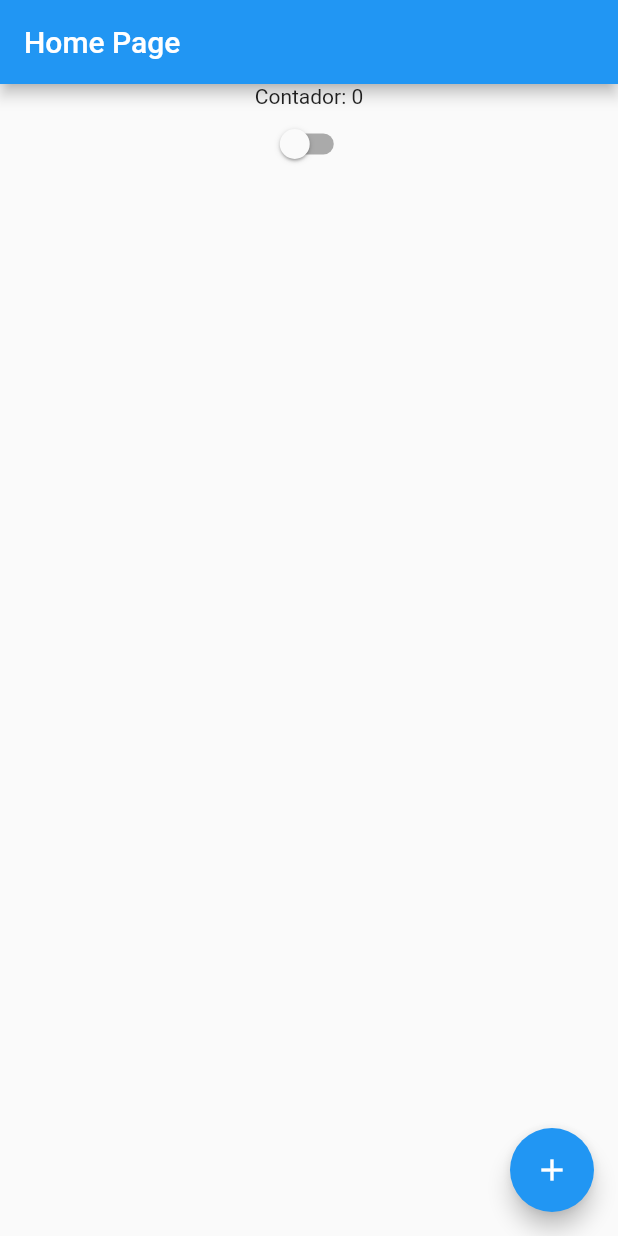
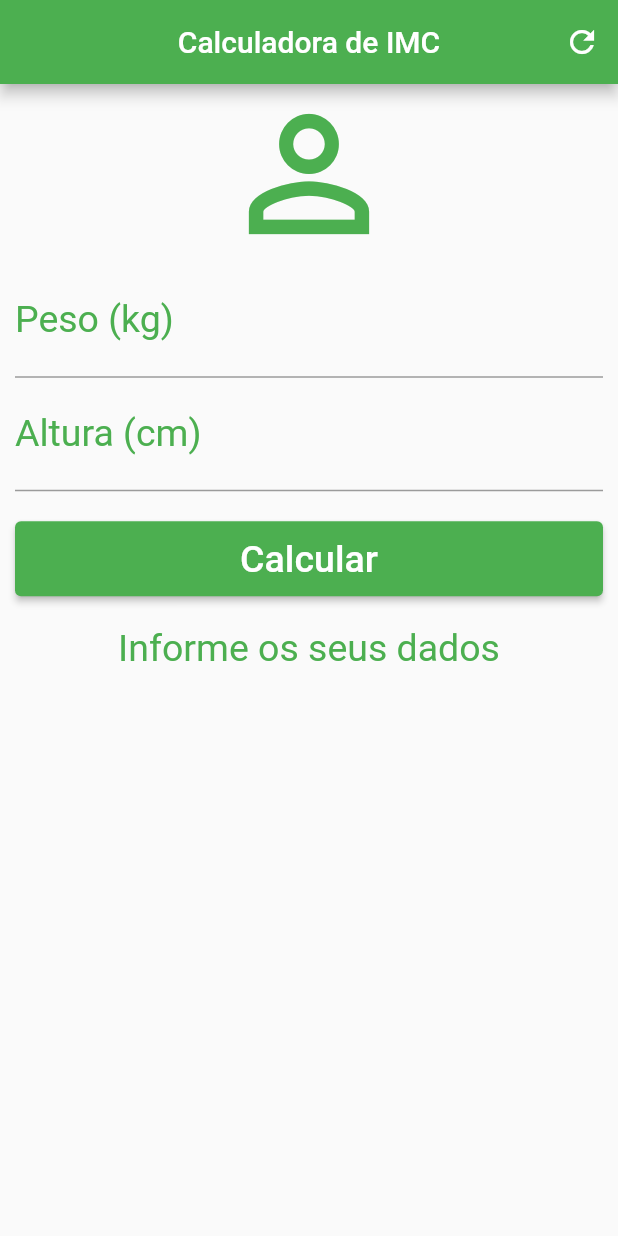
Before and after one commit to jva411/Flutterando, a Flutter app: the screen it shows after launch, on a phone screen of 412 x 824 dp. Run offline on Flutter 3.47's test engine with Material 2 defaults, Android fonts, the phone set to English and light mode, and no system bars.

Commit message:
Calculadora de IMC

```diff
--- /dev/null
+++ b/lib/imc/app.dart
@@ -0,0 +1,14 @@
+import 'package:flutter/material.dart';
+import 'package:my_first_flutter_app/imc/pages/home.dart';
+
+class CalculadoraIMC extends StatelessWidget {
+  const CalculadoraIMC({Key? key}) : super(key: key);
+
+  @override
+  Widget build(BuildContext context) {
+    return const MaterialApp(
+      title: 'Calculadora de IMC',
+      home: Home(),
+    );
+  }
+}
--- /dev/null
+++ b/lib/imc/pages/home.dart
@@ -0,0 +1,120 @@
+import 'package:flutter/material.dart';
+
+class Home extends StatefulWidget {
+    const Home({Key? key}) : super(key: key);
+
+    @override
+    _HomeState createState() => _HomeState();
+}
+
+class _HomeState extends State<Home> {
+
+    final TextEditingController _weightController = TextEditingController();
+    final TextEditingController _heightController = TextEditingController();
+    String _infoTexto = "Informe os seus dados";
+    GlobalKey<FormState> _formKey = GlobalKey<FormState>();
+
+
+
+    void _resetFields() {
+        setState(() {
+            _weightController.text = "";
+            _heightController.text = "";
+            _infoTexto = "Informe os seus dados";
+			_formKey = GlobalKey<FormState>();
+        });
+    }
+
+    void _calculateIMC() {
+        if (!_formKey.currentState!.validate()) return;
+        setState(() {
+            double weight = double.parse(_weightController.text);
+            double height = double.parse(_heightController.text) / 100;
+            double imc = weight / (height * height);
+
+            if (imc < 18.6) {
+                _infoTexto = "Abaixo do Peso (${imc.toStringAsPrecision(3)})";
+            } else if (imc < 24.9) {
+                _infoTexto = "Peso Ideal (${imc.toStringAsPrecision(3)})";
+            } else if (imc < 29.9) {
+                _infoTexto = "Levemente acima do Peso (${imc.toStringAsPrecision(3)})";
+            } else if (imc < 34.9) {
+                _infoTexto = "Obesidade Grau I (${imc.toStringAsPrecision(3)})";
+            } else if (imc < 39.9) {
+                _infoTexto = "Obesidade Grau II (${imc.toStringAsPrecision(3)})";
+            } else {
+                _infoTexto = "Obesidade Grau III (${imc.toStringAsPrecision(3)})";
+            }
+        });
+    }
+
+    @override
+    Widget build(BuildContext context) {
+        return Scaffold(
+            appBar: AppBar(
+                title: const Text('Calculadora de IMC'),
+                centerTitle: true,
+                backgroundColor: Colors.green,
+                actions: <Widget>[
+                    IconButton(
+                        icon: const Icon(Icons.refresh),
+                        onPressed: _resetFields,
+                    )
+                ],
+            ),
+            body: SingleChildScrollView(
+                padding: const EdgeInsets.only(left: 10.0, right: 10.0),
+                child: Form(
+                    key: _formKey,
+                    child: Column(
+                        crossAxisAlignment: CrossAxisAlignment.stretch,
+                        children: [
+                            const Icon(Icons.person_outline, size: 120.0, color: Colors.green),
+                            TextFormField(
+                                keyboardType: TextInputType.number,
+                                decoration: const InputDecoration(labelText: 'Peso (kg)', labelStyle: TextStyle(color: Colors.green)),
+                                textAlign: TextAlign.center,
+                                style: const TextStyle(color: Colors.green, fontSize: 25.0),
+                                controller: _weightController,
+                                validator: (value) {
+                                    if (value!.isEmpty) {
+                                        return 'Insira seu Peso';
+                                    } else if (double.tryParse(value) == null || double.parse(value) < 0) {
+                                        return 'Insira um valor válido';
+                                    }
+                                },
+                            ),
+                            TextFormField(
+                                keyboardType: TextInputType.number,
+                                decoration: const InputDecoration(labelText: 'Altura (cm)', labelStyle: TextStyle(color: Colors.green)),
+                                textAlign: TextAlign.center,
+                                style: const TextStyle(color: Colors.green, fontSize: 25.0),
+                                controller: _heightController,
+                                validator: (value) {
+                                    if (value!.isEmpty) {
+                                        return 'Insira sua Altura';
+                                    } else if (double.tryParse(value) == null || double.parse(value) < 0) {
+                                        return 'Insira um valor válido';
+                                    }
+                                },
+                            ),
+                            Container(
+                                height: 50.0,
+                                margin: const EdgeInsets.only(top: 20.0, bottom: 20.0),
+                                child: ElevatedButton(
+                                    child: const Text('Calcular', style: TextStyle(color: Colors.white, fontSize: 25.0)),
+                                    onPressed: _calculateIMC,
+                                    style: ElevatedButton.styleFrom(primary: Colors.green),
+                                )
+                            ),
+                            Text(_infoTexto,
+                                textAlign: TextAlign.center,
+                                style: const TextStyle(color: Colors.green, fontSize: 25.0)
+                            ),
+                        ],
+                    )
+                )
+            )
+        );
+    }
+}
--- a/lib/main.dart
+++ b/lib/main.dart
@@ -1,7 +1,9 @@
 import 'package:flutter/material.dart';
 
 import '/flutterando/app.dart';
+import 'imc/app.dart';
 
 main() {
-  runApp(const AppWidget());
+  // runApp(const AppWidget()); // flutterando
+  runApp(const CalculadoraIMC());
 }
```
